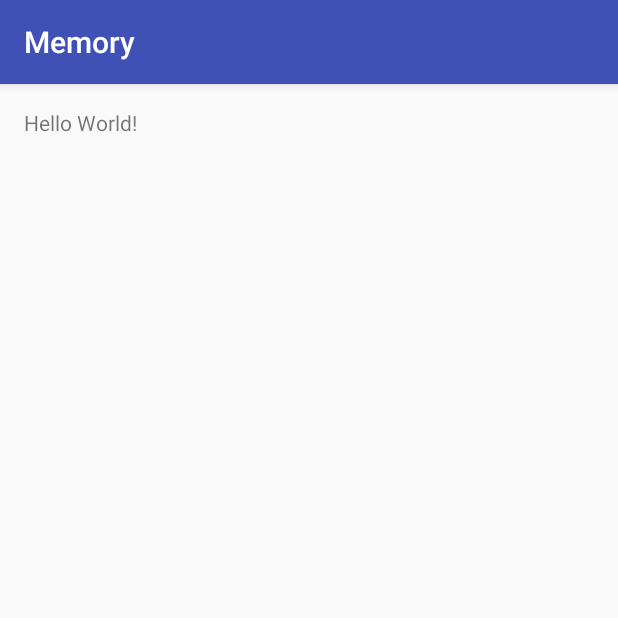
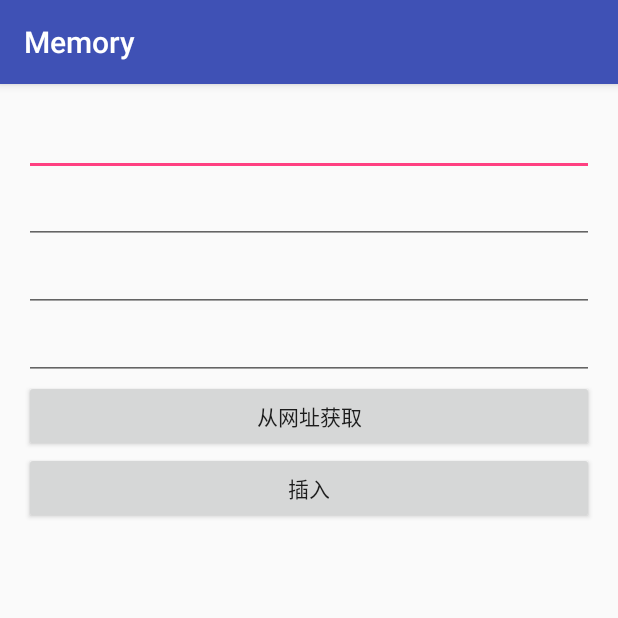
Before and after one commit to WangZhiYao/Memory, an Android app: the screen it shows after launch (MainActivity), on a phone screen of 412 x 824 dp, the top half of it. Run offline under Robolectric (Android 15) with nearby library versions, the phone set to English and light mode, and no system bars; our stand-ins replace ButterKnife; libraries missing offline, so code that uses them is left out: com.google.zxing.integration.

Commit message:
完成从当当网获取书名作者出版社，二维码扫描获取网址

```diff
--- a/app/build.gradle
+++ b/app/build.gradle
@@ -20,11 +20,13 @@ android {
 }
 
 dependencies {
-    compile fileTree(dir: 'libs', include: ['*.jar'])
+    compile fileTree(include: ['*.jar'], dir: 'libs')
     androidTestCompile('com.android.support.test.espresso:espresso-core:2.2.2', {
         exclude group: 'com.android.support', module: 'support-annotations'
     })
     compile 'com.android.support:appcompat-v7:25.0.0'
     testCompile 'junit:junit:4.12'
     compile 'org.jsoup:jsoup:1.9.2'
+    compile 'com.jakewharton:butterknife:7.0.1'
+    compile 'com.journeyapps:zxing-android-embedded:3.4.0'
 }
--- a/app/src/main/java/space/levan/memory/dao/BookDao.java
+++ b/app/src/main/java/space/levan/memory/dao/BookDao.java
@@ -4,6 +4,7 @@ import android.content.ContentValues;
 import android.content.Context;
 import android.database.Cursor;
 import android.database.sqlite.SQLiteDatabase;
+import android.util.Log;
 
 import java.util.ArrayList;
 import java.util.List;
@@ -69,6 +70,8 @@ public class BookDao {
             bookList.add(new Book(cursor.getLong(cursor.getColumnIndex("_id")),
                     cursor.getString(1), cursor.getString(2), cursor.getString(3)));
         }
+        /*Log.w("onQueryAll", cursor.getLong(cursor.getColumnIndex("_id")) +
+                cursor.getString(1) + cursor.getString(2) + cursor.getString(3) + "");*/
         cursor.close();
         sqLiteDatabase.close();
         return bookList;
--- /dev/null
+++ b/app/src/main/java/space/levan/memory/view/activity/MainActivity.java
@@ -0,0 +1,127 @@
+package space.levan.memory.view.activity;
+
+import android.content.Intent;
+import android.os.Bundle;
+import android.os.StrictMode;
+import android.support.v7.app.AppCompatActivity;
+import android.util.Log;
+import android.view.View;
+import android.widget.EditText;
+import android.widget.Toast;
+
+import com.google.zxing.integration.android.IntentIntegrator;
+import com.google.zxing.integration.android.IntentResult;
+
+import org.jsoup.Jsoup;
+import org.jsoup.nodes.Document;
+
+import java.io.IOException;
+import java.util.List;
+
+import butterknife.Bind;
+import butterknife.ButterKnife;
+import butterknife.OnClick;
+import space.levan.memory.R;
+import space.levan.memory.bean.Book;
+import space.levan.memory.dao.BookDao;
+import space.levan.memory.util.HtmlParse;
+
+/**
+ * 主界面
+ *
+ * Created by WangZhiYao on 2016/10/20.
+ */
+public class MainActivity extends AppCompatActivity {
+
+    @Bind(R.id.et_bookName)
+    EditText mEtBookName;
+    @Bind(R.id.et_bookAuthor)
+    EditText mEtBookAuthor;
+    @Bind(R.id.et_bookPublisher)
+    EditText mEtBookPublisher;
+
+    private List<Book> bookList;
+    private BookDao bookDao;
+
+    @OnClick({R.id.btn_bookURL, R.id.btn_insert})
+    public void onClick(View view)
+    {
+        switch (view.getId())
+        {
+            case R.id.btn_bookURL:
+                //String bookURL = mEtBookURL.getText().toString().trim();
+                //String bookURL = "http://product.dangdang.com/1900596580.html";
+                //try{
+                //    Document document = Jsoup.connect(bookURL).userAgent("Mozilla").get();
+                //    Log.w("WZY",document.getElementsByTag("meta").get(1).attr("content") + "," +
+                //    document.select("img[wsrc$=.jpg]").attr("wsrc") + ",");
+
+
+                //} catch (IOException e) {
+                //    e.printStackTrace();
+                //}
+                //Document doc = Jsoup.parse("<html><head><meta http-equiv=\"refresh\" " +
+                //        "content=\"0;url=http://www.abc.com/event\"/></head></html>");
+                //String content = doc.getElementsByTag("meta").get(0).attr("content");
+                //Log.w("WZY", content.split("=")[1]);
+                customScan();
+                break;
+            case R.id.btn_insert:
+                String bookName = mEtBookName.getText().toString();
+                String bookAuthor = mEtBookAuthor.getText().toString();
+                String bookPublisher = mEtBookPublisher.getText().toString();
+
+                Book book = new Book(bookName, bookAuthor, bookPublisher);
+                bookDao.insert(book);
+                //bookList.add(book);
+                break;
+        }
+    }
+
+    @Override
+    protected void onCreate(Bundle savedInstanceState)
+    {
+        super.onCreate(savedInstanceState);
+        setContentView(R.layout.activity_main);
+        ButterKnife.bind(this);
+
+        StrictMode.setThreadPolicy(new StrictMode.ThreadPolicy.Builder()
+                .detectDiskReads().detectDiskWrites().detectNetwork()
+                .penaltyLog().build());
+        StrictMode.setVmPolicy(new StrictMode.VmPolicy.Builder()
+                .detectLeakedSqlLiteObjects().detectLeakedClosableObjects()
+                .penaltyLog().penaltyDeath().build());
+
+        bookDao = new BookDao(this);
+        bookList = bookDao.queryAll();
+        for (Book list : bookList)
+        {
+            Log.w("onMainAct", list.getBookName() +","+ list.getBookAuthor() + "," + list.getBookPublisher());
+        }
+    }
+
+    public void customScan()
+    {
+        new IntentIntegrator(this)
+                .setOrientationLocked(false)
+                .setCaptureActivity(ScanActivity.class) // 设置自定义的activity是CustomActivity
+                .initiateScan(); // 初始化扫描
+    }
+
+    protected void onActivityResult(int requestCode, int resultCode, Intent data)
+    {
+        IntentResult intentResult = IntentIntegrator.parseActivityResult(requestCode,resultCode,data);
+        if(intentResult != null) {
+            if(intentResult.getContents() == null) {
+                Toast.makeText(this,"内容为空", Toast.LENGTH_LONG).show();
+            } else {
+                Toast.makeText(this,"扫描成功",Toast.LENGTH_LONG).show();
+                // ScanResult 为 获取到的字符串
+                String ScanResult = intentResult.getContents();
+                Toast.makeText(this, ScanResult , Toast.LENGTH_SHORT).show();
+            }
+        } else {
+            super.onActivityResult(requestCode,resultCode,data);
+        }
+    }
+}
--- a/app/src/main/res/layout/activity_main.xml
+++ b/app/src/main/res/layout/activity_main.xml
@@ -1,17 +1,40 @@
 <?xml version="1.0" encoding="utf-8"?>
-<RelativeLayout xmlns:android="http://schemas.android.com/apk/res/android"
+<LinearLayout xmlns:android="http://schemas.android.com/apk/res/android"
     xmlns:tools="http://schemas.android.com/tools"
     android:id="@+id/activity_main"
+    android:orientation="vertical"
     android:layout_width="match_parent"
     android:layout_height="match_parent"
     android:paddingBottom="@dimen/activity_vertical_margin"
     android:paddingLeft="@dimen/activity_horizontal_margin"
     android:paddingRight="@dimen/activity_horizontal_margin"
     android:paddingTop="@dimen/activity_vertical_margin"
-    tools:context="space.levan.memory.MainActivity">
+    tools:context="space.levan.memory.view.activity.MainActivity">
 
-    <TextView
-        android:layout_width="wrap_content"
-        android:layout_height="wrap_content"
-        android:text="Hello World!" />
-</RelativeLayout>
+    <EditText
+        android:id="@+id/et_bookURL"
+        android:layout_width="match_parent"
+        android:layout_height="wrap_content" />
+    <EditText
+        android:id="@+id/et_bookName"
+        android:layout_width="match_parent"
+        android:layout_height="wrap_content" />
+    <EditText
+        android:id="@+id/et_bookAuthor"
+        android:layout_width="match_parent"
+        android:layout_height="wrap_content" />
+    <EditText
+        android:id="@+id/et_bookPublisher"
+        android:layout_width="match_parent"
+        android:layout_height="wrap_content" />
+    <Button
+        android:id="@+id/btn_bookURL"
+        android:text="从网址获取"
+        android:layout_width="match_parent"
+        android:layout_height="wrap_content" />
+    <Button
+        android:id="@+id/btn_insert"
+        android:text="插入"
+        android:layout_width="match_parent"
+        android:layout_height="wrap_content" />
+</LinearLayout>
--- a/app/src/main/res/values/styles.xml
+++ b/app/src/main/res/values/styles.xml
@@ -8,4 +8,12 @@
         <item name="colorAccent">@color/colorAccent</item>
     </style>
 
+    <!--FullScreen Theme with AppCompat-->
+    <style name="Theme.AppCompat.Light.NoActionBar.FullScreen" parent="@style/Theme.AppCompat.Light">
+        <item name="windowNoTitle">true</item>
+        <item name="windowActionBar">false</item>
+        <item name="android:windowFullscreen">true</item>
+        <item name="android:windowContentOverlay">@null</item>
+    </style>
+
 </resources>
```
Also changed, not shown: app/src/main/AndroidManifest.xml (+12 -1 lines), app/src/main/java/space/levan/memory/MainActivity.java (deleted, +0 -14 lines), app/src/main/java/space/levan/memory/bean/Book.java (+8 -0 lines), app/src/main/java/space/levan/memory/util/HtmlParse.java (added, +30 -0 lines), app/src/main/java/space/levan/memory/view/activity/ScanActivity.java (added, +124 -0 lines), app/src/main/res/layout/activity_scan.xml (added, +47 -0 lines).
